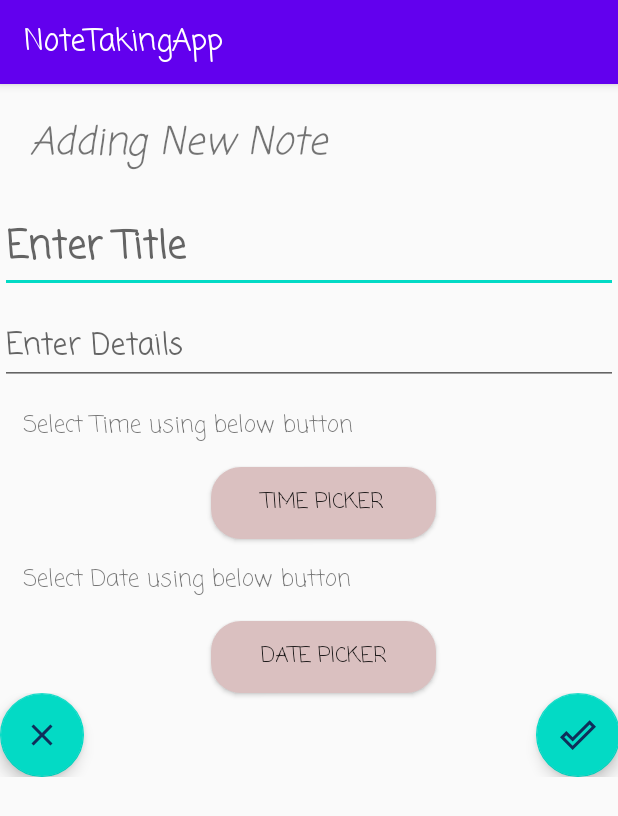
After one commit to awc15/Note-Taking-Application-Android, an Android app: the UpdateNote screen opened directly, with no data from a screen before it, on a phone screen of 412 x 824 dp. The commit adds this screen. Shown: the top 816 px of the screen. Run offline under Robolectric (Android 15) with nearby library versions, the phone set to English and light mode, and no system bars; 4 statements that could not run were skipped.

Commit message:
CRUD Operations Completed

```diff
--- a/app/src/main/AndroidManifest.xml
+++ b/app/src/main/AndroidManifest.xml
@@ -9,6 +9,7 @@
         android:roundIcon="@mipmap/ic_launcher_round"
         android:supportsRtl="true"
         android:theme="@style/AppTheme">
+        <activity android:name=".UpdateNote"></activity>
         <activity android:name=".ShowNote" />
         <activity
             android:name=".AddNote"
--- a/app/src/main/java/com/example/notetakingapp/NotesContract.java
+++ b/app/src/main/java/com/example/notetakingapp/NotesContract.java
@@ -32,7 +32,7 @@ public class NotesContract {
 
 
 
-    public long getID() {
+    public int getID() {
         return ID;
     }
 
--- a/app/src/main/java/com/example/notetakingapp/NotesDBHelper.java
+++ b/app/src/main/java/com/example/notetakingapp/NotesDBHelper.java
@@ -106,10 +106,11 @@ public class NotesDBHelper extends SQLiteOpenHelper {
     public void updateNote(NotesContract note) {
         SQLiteDatabase db = this.getWritableDatabase();
         ContentValues values = new ContentValues();
+        int id=note.getID();
         values.put(NOTES_TITLE, note.getTitle());
         values.put(NOTES_DESCRIPTION, note.getDescription());
         values.put(NOTES_DATE, note.getDate());
         values.put(NOTES_TIME, note.getTime());
-        db.update(TABLE_NAME, values, NOTES_ID + "    = ?", new String[]{String.valueOf(note.getID())});
+        db.update(TABLE_NAME, values, NOTES_ID + " = " + note.getID(),null);
     }
 }
--- /dev/null
+++ b/app/src/main/java/com/example/notetakingapp/UpdateNote.java
@@ -0,0 +1,139 @@
+package com.example.notetakingapp;
+
+import androidx.appcompat.app.AppCompatActivity;
+import androidx.fragment.app.DialogFragment;
+
+import android.app.TimePickerDialog;
+import android.content.Intent;
+import android.os.Bundle;
+import android.view.View;
+import android.widget.Button;
+import android.widget.EditText;
+import android.widget.TextView;
+import android.widget.TimePicker;
+import android.widget.Toast;
+
+import com.google.android.material.floatingactionbutton.FloatingActionButton;
+import com.google.android.material.snackbar.BaseTransientBottomBar;
+import com.google.android.material.snackbar.Snackbar;
+
+import java.util.Calendar;
+
+public class UpdateNote extends AppCompatActivity {
+
+    private int ID = -1;
+    private NotesContract note = null;
+    private NotesDBHelper dbHelper;
+    private EditText title, detail;
+    private FloatingActionButton Fab,backBtn;
+    private Button btnDate;
+    private Button btnTime;
+    private TextView date, time;
+    private int mHour, minute;
+    @Override
+    protected void onCreate(Bundle savedInstanceState) {
+        super.onCreate(savedInstanceState);
+        setContentView(R.layout.activity_update_note);
+        ID =  getIntent().getIntExtra("backupID",0);
+        int id=ID;
+        Toast.makeText(getApplicationContext()," The ID passed is : "+ ID,Toast.LENGTH_SHORT).show();
+        fvd();
+        fillFields(ID);
+
+        //Set time
+        btnTime.setOnClickListener(new View.OnClickListener() {
+            @Override
+            public void onClick(View view) {
+
+                TimePickerDialog timePickerDialog = new TimePickerDialog(
+                        UpdateNote.this,
+                        new TimePickerDialog.OnTimeSetListener() {
+                            @Override
+                            public void onTimeSet(TimePicker timePicker, int hourOfDay, int mMinute) {
+                                mHour = hourOfDay;
+                                minute = mMinute;
+                                Calendar calendar = Calendar.getInstance();
+                                calendar.set(0, 0, 0, mHour, minute);
+                                time.setText(hourOfDay + ":" + mMinute);
+
+                            }
+                        }, 12, 0, true
+                );
+                timePickerDialog.updateTime(mHour, minute);
+                timePickerDialog.show();
+
+            }
+        });
+
+
+        //Set Date
+        btnDate.setOnClickListener(new View.OnClickListener() {
+            @Override
+            public void onClick(View view) {
+                DialogFragment datePicker = new DatePicker();
+                datePicker.show(getSupportFragmentManager(), "Set Date");
+            }
+        });
+
+
+        Fab.setOnClickListener(new View.OnClickListener() {
+            @Override
+            public void onClick(View view) {
+
+                if (title.getText().toString().trim().length() > 0 &&
+                        detail.getText().toString().trim().length() > 0) {
+                    String noteTitle = title.getText().toString();
+                    String noteDescription = detail.getText().toString();
+                    String noteDate = date.getText().toString();
+                    String noteTime = time.getText().toString();
+                    NotesContract note=new NotesContract(noteTitle,noteDescription,noteDate,noteTime);
+                    if(note ==null){
+                        Toast.makeText(getApplicationContext(),"Null",Toast.LENGTH_SHORT).show();
+                    }else{
+                        dbHelper=new NotesDBHelper(getApplicationContext());
+                        dbHelper.updateNote(note);
+                        title.getText().clear();
+                        detail.getText().clear();
+                        date.setText("Enter Date using the button below");
+                        time.setText("Enter Time using the button below");
+                        finish();
+                        startActivity(new Intent(getApplicationContext(), MainActivity.class));
+                    }
+
+                } else {
+
+                    Snackbar.make(view, "Kindly fill all fields", BaseTransientBottomBar.LENGTH_SHORT).show();
+                }
+            }
+        });
+
+        backBtn.setOnClickListener(new View.OnClickListener() {
+            @Override
+            public void onClick(View view) {
+                finish();
+                startActivity(new Intent(getApplicationContext(),MainActivity.class));
+            }
+        });
+
+    }
+
+    private void fvd() {
+        Fab=findViewById(R.id.updateNoteFab);
+        backBtn=findViewById(R.id.goBack);
+        btnDate=findViewById(R.id.dateBtn);
+        btnTime=findViewById(R.id.timeBtn);
+        title=findViewById(R.id.editTextTitle);
+        detail=findViewById(R.id.editTextDetail);
+        date=findViewById(R.id.dateText);
+        time=findViewById(R.id.timeText);
+    }
+
+    private void fillFields(int id) {
+        dbHelper = new NotesDBHelper(this);
+        note = dbHelper.findNote(ID);
+        title.setText(note.getTitle());
+        detail.setText(note.getDescription());
+        date.setText(note.getDate());
+        time.setText(note.getTime());
+    }
+}
--- a/app/src/main/res/drawable/rounded_button.xml
+++ b/app/src/main/res/drawable/rounded_button.xml
@@ -1,7 +1,7 @@
 <?xml version="1.0" encoding="utf-8"?>
 <shape xmlns:android="http://schemas.android.com/apk/res/android">
     android:shape="rectangle">
-    <solid android:color="#000000" />
+    <solid android:color="#DAC0C0" />
     <corners android:bottomRightRadius="20dp"
         android:bottomLeftRadius="20dp"
         android:topRightRadius="20dp"
--- /dev/null
+++ b/app/src/main/res/layout/activity_update_note.xml
@@ -0,0 +1,102 @@
+<?xml version="1.0" encoding="utf-8"?>
+<ScrollView xmlns:android="http://schemas.android.com/apk/res/android"
+    xmlns:tools="http://schemas.android.com/tools"
+    android:layout_width="match_parent"
+    android:layout_height="match_parent"
+    android:orientation="vertical"
+    tools:context=".AddNote">
+
+    <LinearLayout
+        android:layout_width="match_parent"
+        android:layout_height="match_parent"
+        android:orientation="vertical">
+
+        <TextView
+            android:layout_width="match_parent"
+            android:layout_height="wrap_content"
+            android:layout_margin="20dp"
+            android:fontFamily="casual"
+            android:text="Adding New Note"
+            android:textSize="25sp"
+            android:textStyle="italic" />
+
+        <EditText
+            android:id="@+id/editTextTitle"
+            android:layout_width="match_parent"
+            android:layout_height="wrap_content"
+            android:fontFamily="cursive"
+            android:hint="Enter Title"
+            android:textSize="25sp"
+            android:textStyle="bold" />
+
+        <EditText
+            android:id="@+id/editTextDetail"
+            android:layout_width="match_parent"
+            android:layout_height="wrap_content"
+            android:layout_marginTop="10dp"
+            android:hint="Enter Details"
+            android:inputType="textMultiLine"
+            android:textSize="20sp" />
+
+
+        <TextView
+            android:id="@+id/timeText"
+            android:layout_width="match_parent"
+            android:layout_height="wrap_content"
+            android:layout_margin="5dp"
+            android:fontFamily="sans-serif-black"
+            android:padding="10dp"
+            android:text="Select Time using below button"
+            android:textSize="15dp" />
+
+        <Button
+            android:id="@+id/timeBtn"
+            android:layout_width="150dp"
+            android:layout_height="wrap_content"
+            android:layout_gravity="center"
+            android:layout_marginLeft="10dp"
+            android:background="@drawable/rounded_button"
+            android:text="Time Picker"></Button>
+
+
+        <TextView
+            android:id="@+id/dateText"
+            android:layout_width="match_parent"
+            android:layout_height="wrap_content"
+            android:layout_margin="5dp"
+            android:fontFamily="sans-serif-black"
+            android:padding="10dp"
+            android:text="Select Date using below button"
+            android:textSize="15dp" />
+
+        <Button
+            android:id="@+id/dateBtn"
+            android:layout_width="150dp"
+            android:layout_height="wrap_content"
+            android:layout_gravity="center"
+            android:layout_marginLeft="10dp"
+            android:background="@drawable/rounded_button"
+            android:text="Date Picker"></Button>
+        <RelativeLayout
+            android:layout_width="match_parent"
+            android:layout_height="wrap_content"
+            android:orientation="horizontal">
+            <com.google.android.material.floatingactionbutton.FloatingActionButton
+                android:id="@+id/goBack"
+                android:layout_width="wrap_content"
+                android:layout_height="wrap_content"
+                android:layout_gravity="end"
+                android:src="@drawable/ic_close" />
+
+            <com.google.android.material.floatingactionbutton.FloatingActionButton
+                android:id="@+id/updateNoteFab"
+                android:layout_width="wrap_content"
+                android:layout_height="wrap_content"
+                android:layout_alignParentEnd="true"
+                android:layout_gravity="right"
+                android:layout_marginEnd="-1dp"
+                android:src="@drawable/ic_done" />
+        </RelativeLayout>
+
+    </LinearLayout>
+</ScrollView>
```
Also changed, not shown: app/src/main/java/com/example/notetakingapp/ShowNote.java (+7 -2 lines).
